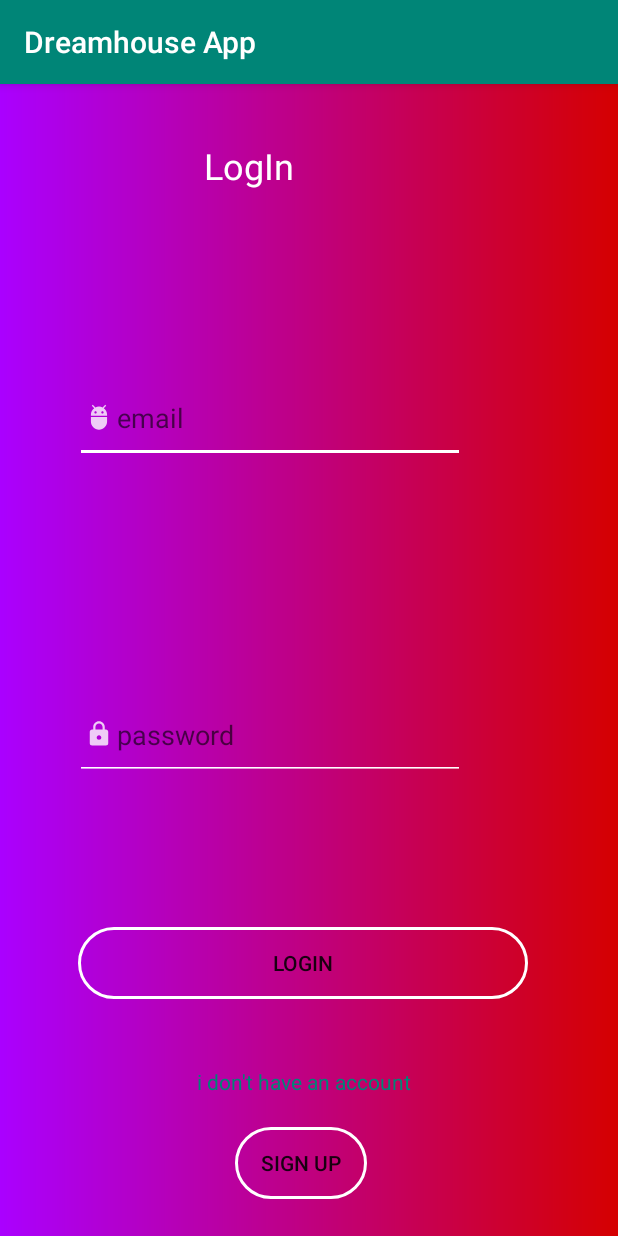
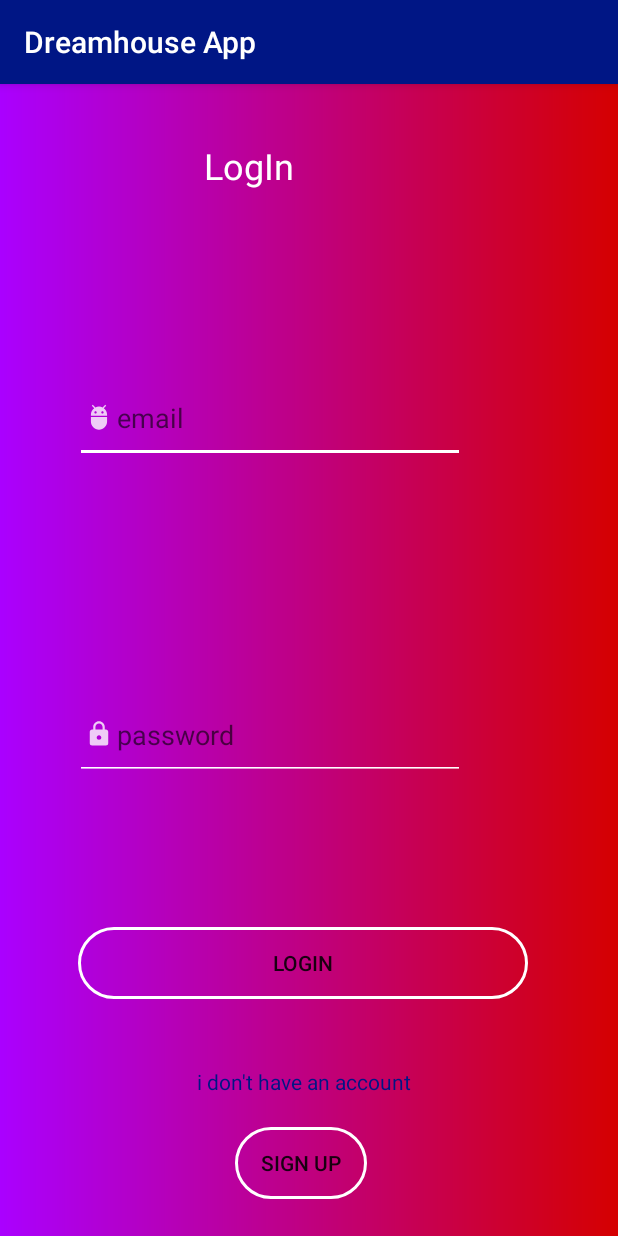
Before and after one commit to Christine-N-Mwaura/DreamHouseApp, an Android app: the screen it shows after launch (MainActivity), on a phone screen of 412 x 824 dp. Run offline under Robolectric (Android 15) with nearby library versions, the phone set to English and light mode, and no system bars; our stand-ins replace ButterKnife.

Commit message:
make changes to the file.

```diff
--- a/app/src/main/res/values/colors.xml
+++ b/app/src/main/res/values/colors.xml
@@ -1,6 +1,6 @@
 <?xml version="1.0" encoding="utf-8"?>
 <resources>
-    <color name="colorPrimary">#008577</color>
+    <color name="colorPrimary">#001685</color>
     <color name="colorPrimaryDark">#00574B</color>
     <color name="colorAccent">#D81B60</color>
 </resources>
```
